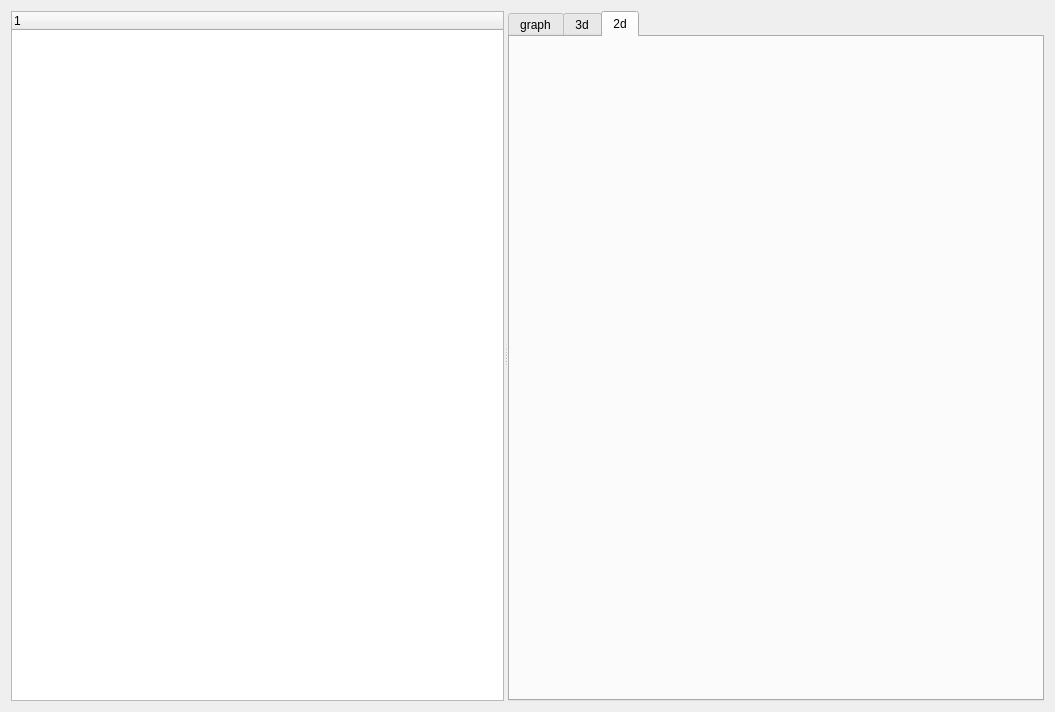
The window that graphUI.ui (robocomp/cortex) describes before a commit, drawn with Qt 5.
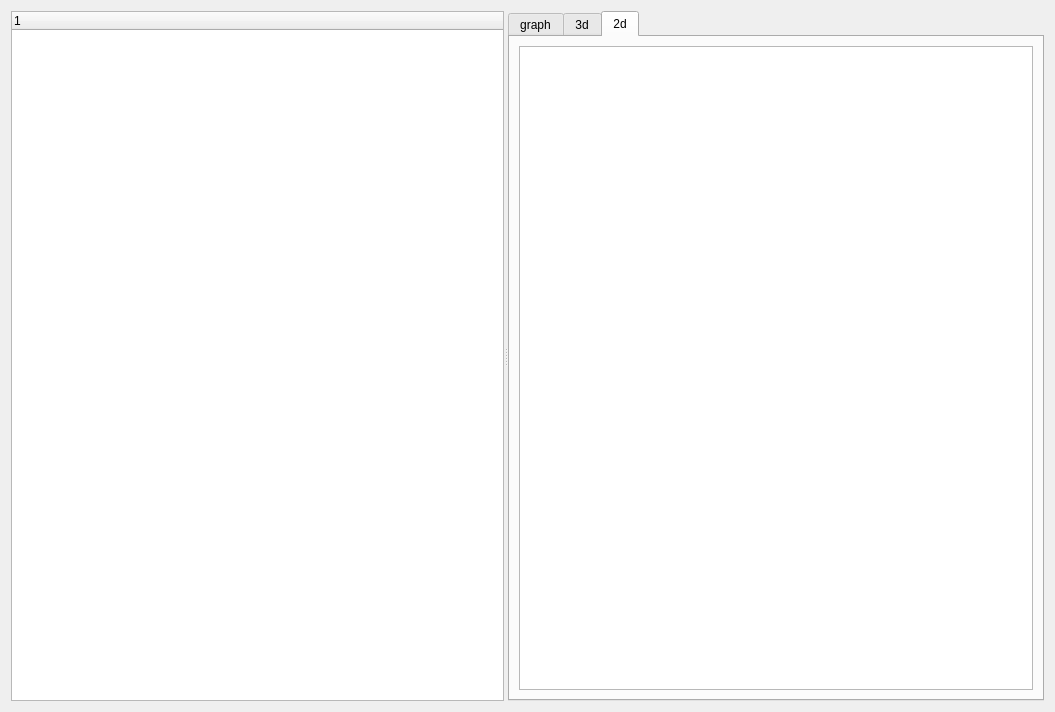
The same window after the commit. The open tabs and pages were chosen to show the change.

What changed in the file:
```diff
--- a/graphUI.ui
+++ b/graphUI.ui
@@ -56,7 +56,11 @@
        <attribute name="title">
         <string>2d</string>
        </attribute>
-       <layout class="QHBoxLayout" name="horizontalLayout_4"/>
+       <layout class="QHBoxLayout" name="horizontalLayout_4">
+        <item>
+         <widget class="QGraphicsView" name="graphicsView_2D"/>
+        </item>
+       </layout>
       </widget>
      </widget>
     </widget>
```
Left out of the diff: 2 changed lines with no effect on the pictures.
